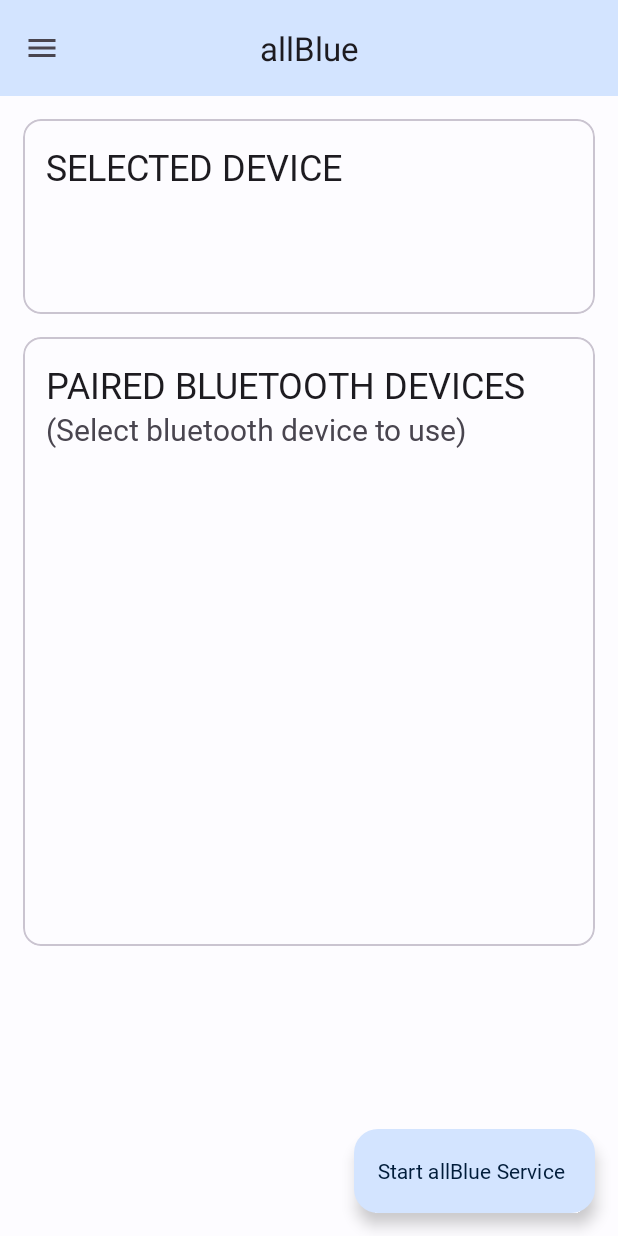
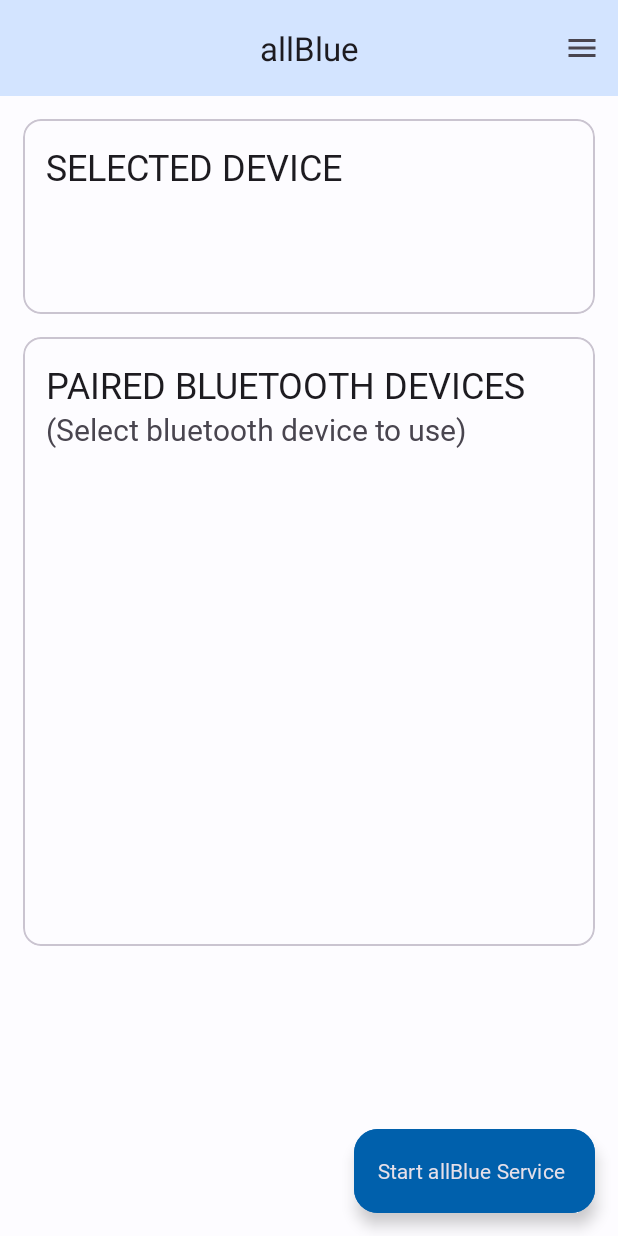
Before and after one commit to ibb2/allBlue-Kotlin, an Android app: the screen it shows after launch (MainActivity), on a phone screen of 412 x 824 dp. Run offline under Robolectric (Android 15) with nearby library versions, the phone set to English and light mode, and no system bars.

Commit message:
Colors changed for appbar slightly and for FAB

```diff
--- a/app/src/main/res/layout/activity_main.xml
+++ b/app/src/main/res/layout/activity_main.xml
@@ -8,19 +8,18 @@
 
     <com.google.android.material.appbar.AppBarLayout
         android:id="@+id/ap1"
-        android:elevation="4dp"
         android:layout_width="match_parent"
         android:layout_height="wrap_content"
         tools:ignore="MissingConstraints">
 
         <com.google.android.material.appbar.MaterialToolbar
             android:id="@+id/topAppBar"
+            android:background="?colorPrimaryContainer"
             android:layout_width="match_parent"
-            android:background="@color/md_theme_light_primaryContainer"
             android:layout_height="?attr/actionBarSize"
             app:title="@string/page_title"
-            app:titleCentered="true"
-            app:navigationIcon="@drawable/baseline_menu_24" />
+            app:menu="@menu/top_app_bar"
+            app:titleCentered="true"/>
 
     </com.google.android.material.appbar.AppBarLayout>
 
@@ -146,6 +145,8 @@
 
     <com.google.android.material.floatingactionbutton.ExtendedFloatingActionButton
         android:id="@+id/button_paired"
+        android:textColor="?android:attr/textColorPrimaryInverse"
+        android:backgroundTint="?colorPrimary"
         android:layout_width="wrap_content"
         android:layout_height="wrap_content"
         android:layout_alignParentEnd="true"
```
